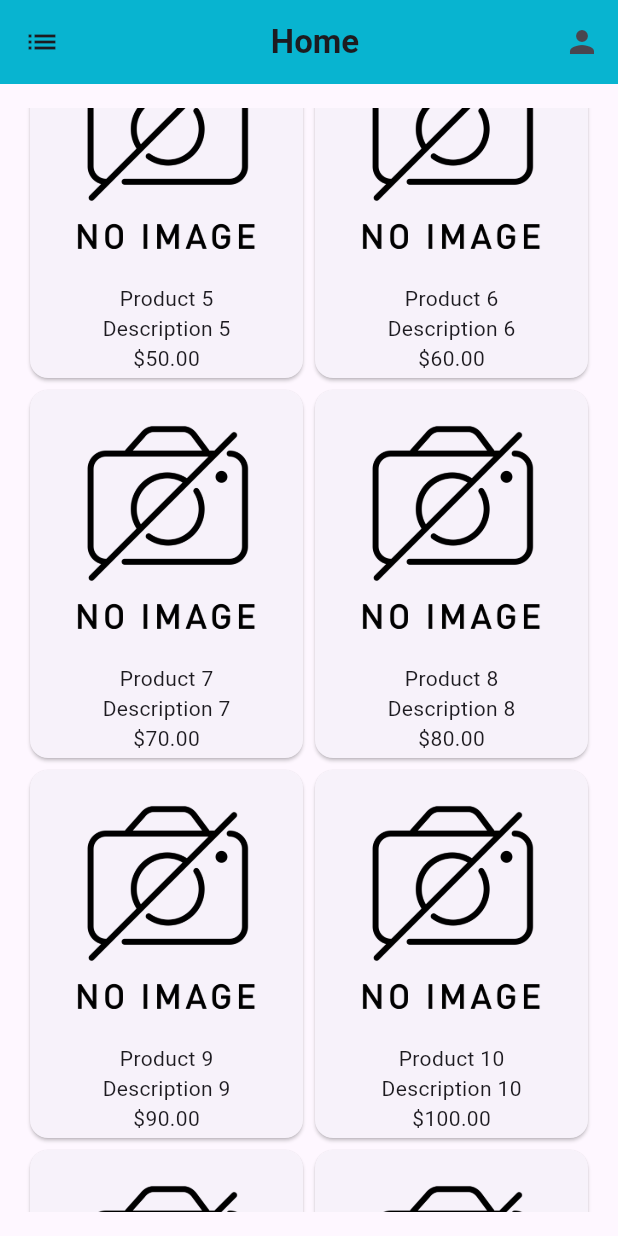
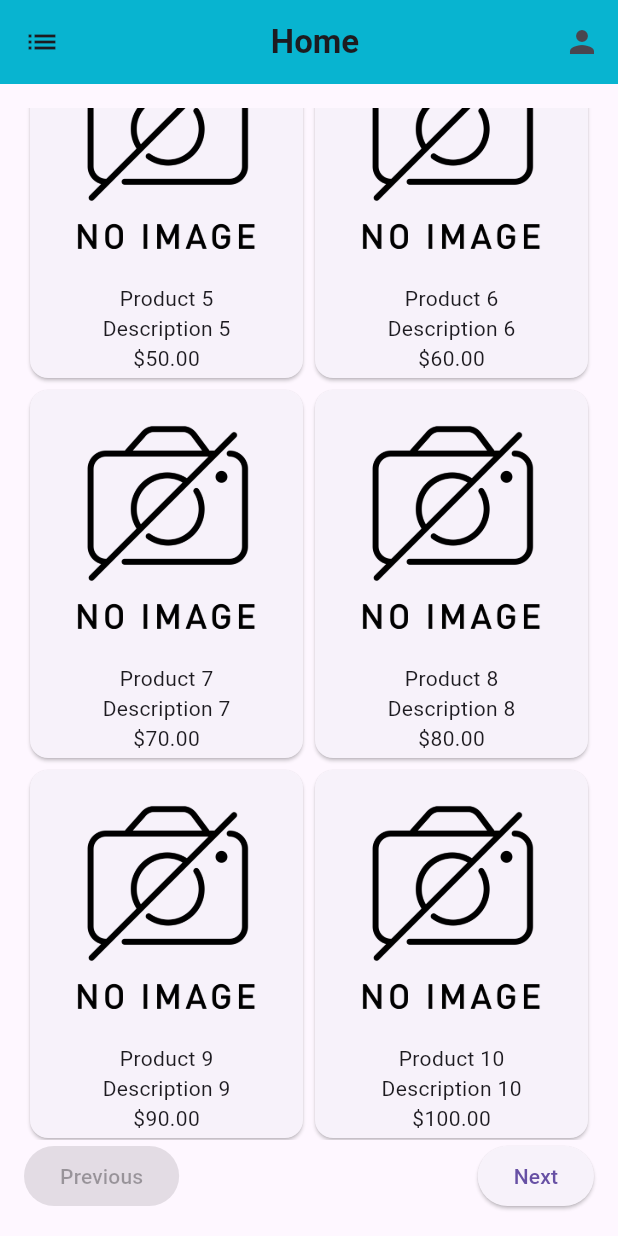
Before and after one commit to Shochan0713/UrbanStore, a Flutter app: the HomeScreen screen opened directly, scrolled down 576 dp, on a phone screen of 412 x 824 dp. Run offline on Flutter 3.47's test engine with Material 3 defaults, Android fonts, the light colour scheme and no system bars; our stand-ins replace sqflite; accounts and stored records are empty.

Commit message:
商品詳細表示

```diff
--- a/urbanstore/lib/view/product_related/HomeScreen.dart
+++ b/urbanstore/lib/view/product_related/HomeScreen.dart
@@ -1,15 +1,28 @@
 import 'package:flutter/material.dart';
 import 'package:urbanstore/model/product.dart';
 import 'package:urbanstore/model/product_list.dart';
-import 'package:urbanstore/view/user_management/UserRegistrationScreen.dart';
+import 'package:urbanstore/view/product_related/ItemDetailScreen.dart';
 import 'package:urbanstore/viewmodel/common/app_bar.dart';
 
-class HomeScreen extends StatelessWidget {
+class HomeScreen extends StatefulWidget {
   HomeScreen({super.key});
-  final List<Product> productList = productListTest;
 
   @override
+  State<HomeScreen> createState() => _HomeScreenState();
+}
+
+class _HomeScreenState extends State<HomeScreen> {
+  final List<Product> productList = productListTest;
+  int currentPage = 0;
+  final int itemsPerPage = 16;
+  @override
   Widget build(BuildContext context) {
+    final int startIndex = currentPage * itemsPerPage;
+    final int endIndex = (startIndex + itemsPerPage < productList.length)
+        ? startIndex + itemsPerPage
+        : productList.length;
+    final List<Product> currentProductList =
+        productList.sublist(startIndex, endIndex);
     return Scaffold(
       appBar: CustomAppBar(
         title: 'Home',
@@ -30,10 +43,18 @@ class HomeScreen extends StatelessWidget {
                   crossAxisCount: 2,
                   childAspectRatio: 0.75,
                 ),
-                itemCount: productList.length,
+                itemCount: currentProductList.length,
                 itemBuilder: (context, index) {
-                  final product = productList[index];
-                  return Card(
+                  final product = currentProductList[index];
+                  return GestureDetector(
+                    onTap: () {
+                      Navigator.push(
+                          context,
+                          MaterialPageRoute(
+                              builder: (context) =>
+                                  Itemdetailscreen(productId: product.id)));
+                    },
+                    child: Card(
                       child: Column(
                         children: [
                           product.imageUrl.isNotEmpty
@@ -46,10 +67,36 @@ class HomeScreen extends StatelessWidget {
                               '\$${product.price.toStringAsFixed(2)}'), // 価格を小数点以下2桁で表示
                         ],
                       ),
+                    ),
                   );
                 },
               ),
             ),
+            Row(
+              mainAxisAlignment: MainAxisAlignment.spaceBetween,
+              children: [
+                ElevatedButton(
+                  onPressed: currentPage > 0
+                      ? () {
+                          setState(() {
+                            currentPage--;
+                          });
+                        }
+                      : null,
+                  child: const Text('Previous'),
+                ),
+                ElevatedButton(
+                  onPressed: endIndex < productList.length
+                      ? () {
+                          setState(() {
+                            currentPage++;
+                          });
+                        }
+                      : null,
+                  child: const Text('Next'),
+                ),
+              ],
+            )
           ],
         ),
       ),
--- a/urbanstore/pubspec.yaml
+++ b/urbanstore/pubspec.yaml
@@ -36,6 +36,7 @@ dependencies:
   # Use with the CupertinoIcons class for iOS style icons.
   cupertino_icons: ^1.0.6
   go_router: ^14.2.3
+  sqflite: ^2.3.3+1
 
 dev_dependencies:
   flutter_test:
```
Also changed, not shown: urbanstore/lib/model/data_base_helper.dart (added, +8 -0 lines), urbanstore/lib/view/product_related/ItemDetailScreen.dart (+69 -0 lines), urbanstore/pubspec.lock, 2 other files. Lines whose indentation alone changed are shown as unchanged.
